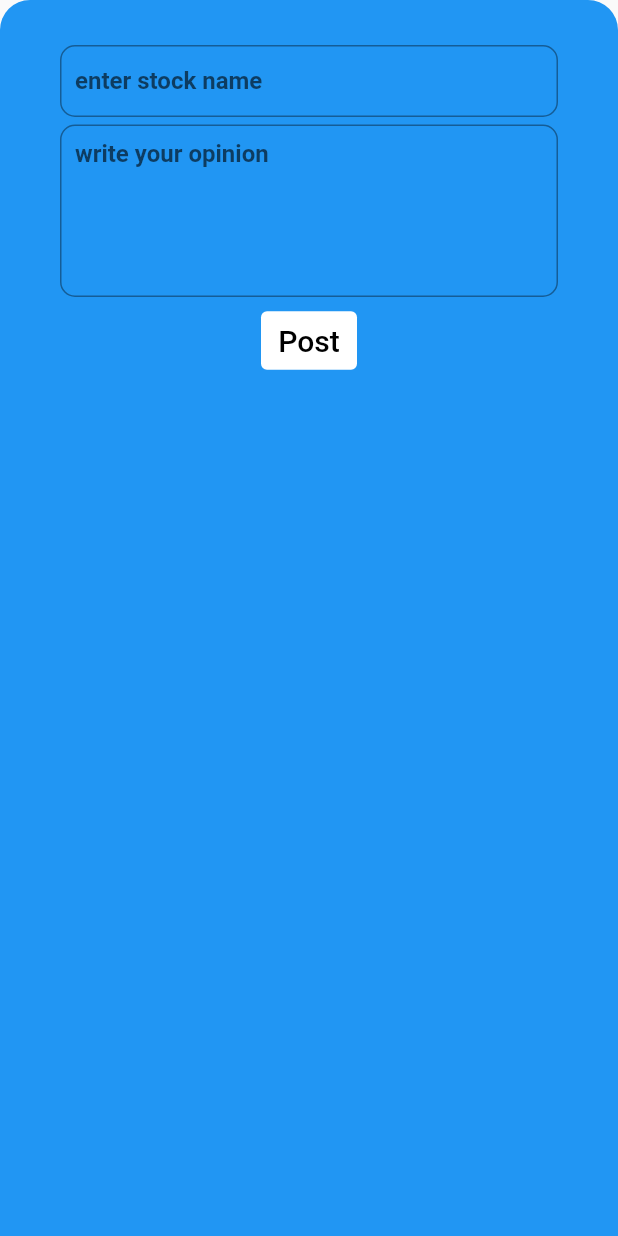
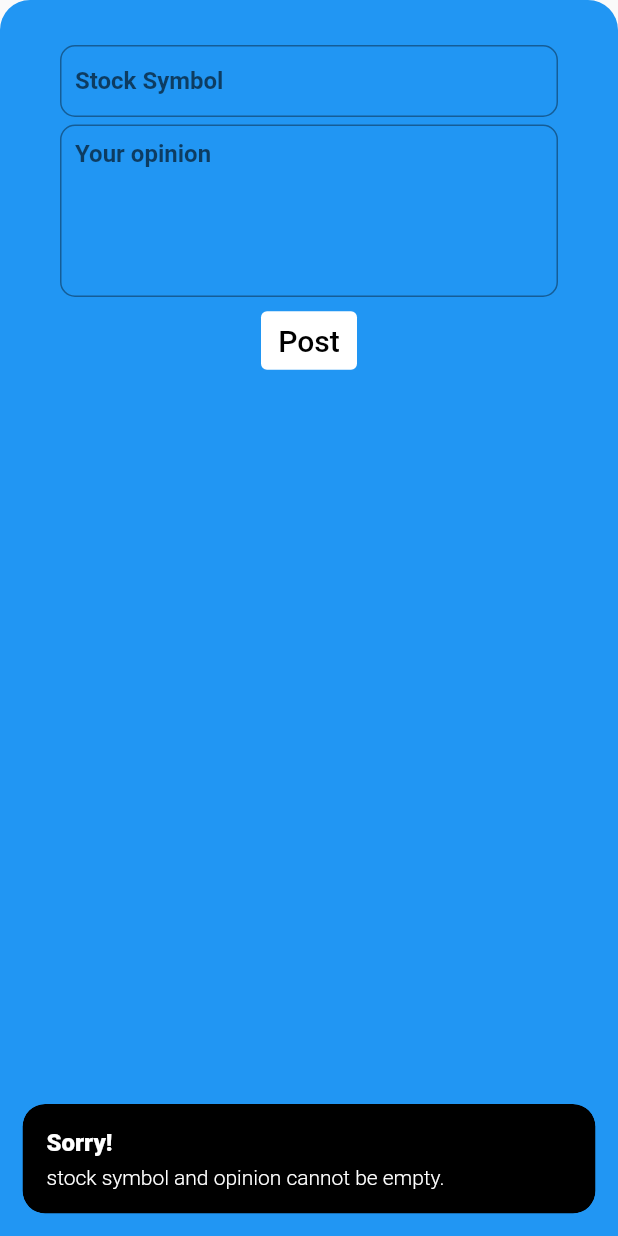
Before and after one commit to aminscipy/finance_forum, a Flutter app: the CreatePost widget shown alone on an empty page, opened directly, after a tap on "Post", on a phone screen of 412 x 824 dp. Run offline on Flutter 3.47's test engine with Material 2 defaults, Android fonts, the light colour scheme and no system bars; our stand-ins replace cloud_firestore, firebase_auth, firebase_core, firebase_storage, get, iconsax and 1 more; missing offline and left inert: yahoofin; accounts and stored records are empty; network calls fail.

Commit message:
new posts can be added to database

```diff
--- a/lib/constants.dart
+++ b/lib/constants.dart
@@ -34,6 +34,7 @@ class TextInputField extends StatelessWidget {
     return Padding(
         padding: const EdgeInsets.symmetric(horizontal: 50, vertical: 10),
         child: TextField(
+            maxLength: 25,
             onChanged: onChanged,
             keyboardType: textInputType,
             cursorColor: Colors.red,
--- a/lib/controllers/auth_controller.dart
+++ b/lib/controllers/auth_controller.dart
@@ -104,7 +104,8 @@ class AuthController extends ChangeNotifier {
         'dob': dob,
         'followers': [],
         'following': [],
-        'profilePic': ''
+        'profilePic': '',
+        'posts': []
       });
       Get.close(1);
       getSnackBar('You are all set!', 'Start exlporing or add your own post');
--- /dev/null
+++ b/lib/controllers/post_controller.dart
@@ -0,0 +1,55 @@
+import 'package:cloud_firestore/cloud_firestore.dart';
+import 'package:finance_forum/constants.dart';
+import 'package:finance_forum/controllers/profile_controller.dart';
+import 'package:firebase_auth/firebase_auth.dart';
+import 'package:flutter/material.dart';
+import 'package:get/get.dart';
+
+class PostController extends ChangeNotifier {
+  String symbol = '';
+  String opinion = '';
+  Future<void> post() async {
+    loading();
+    String? phoneNumber = FirebaseAuth.instance.currentUser!.phoneNumber;
+    if (symbol != '' && opinion != '') {
+      await FirebaseFirestore.instance.collection('posts').add({
+        'owner': phoneNumber,
+        'symbol': symbol,
+        'opinion': opinion,
+        'price when posted': null,
+        'likes': [],
+        'dislikes': [],
+        'comments': [],
+        'share': [],
+        "timestamp": FieldValue.serverTimestamp()
+      }).then((documentSnapshot) => FirebaseFirestore.instance
+              .collection('users')
+              .doc(phoneNumber)
+              .update({
+            'posts': FieldValue.arrayUnion([documentSnapshot.id])
+          }));
+      Get.close(1);
+      getSnackBar('Done!', 'Your post is uploaded.');
+    } else {
+      Get.close(1);
+      getSnackBar('Sorry!', 'stock symbol and opinion cannot be empty.');
+    }
+    notifyListeners();
+  }
+
+  int postListLength = 0;
+  DocumentSnapshot<Map<String, dynamic>>? snapshot;
+  bool snapEmpty = true;
+  getPostData({index}) async {
+    postListLength =
+        await FirebaseFirestore.instance.collection('posts').snapshots().length;
+    print(postListLength);
+    await FirebaseFirestore.instance.disableNetwork();
+    await FirebaseFirestore.instance.enableNetwork();
+    final data =
+        await FirebaseFirestore.instance.collection("posts").doc(index).get();
+    snapshot = data;
+    snapEmpty = false;
+    notifyListeners();
+  }
+}
--- a/lib/controllers/profile_controller.dart
+++ b/lib/controllers/profile_controller.dart
@@ -32,11 +32,11 @@ class ProfileController extends ChangeNotifier {
       Reference reference = storage.ref().child(
           "photos/profile pictures/${FirebaseAuth.instance.currentUser!.phoneNumber}");
       UploadTask uploadTask = reference.putFile((i.File(profileImage!.path)));
-      String location = await uploadTask.snapshot.ref.getDownloadURL();
+      String profileUrl = await uploadTask.snapshot.ref.getDownloadURL();
       await FirebaseFirestore.instance
           .collection('users')
           .doc(FirebaseAuth.instance.currentUser!.phoneNumber)
-          .update({'profilePic': location});
+          .update({'profilePic': profileUrl});
       Get.close(1);
     } catch (e) {
       'image not selected';
@@ -55,6 +55,7 @@ class ProfileController extends ChangeNotifier {
           Padding(
             padding: const EdgeInsets.symmetric(horizontal: 20.0),
             child: TextField(
+              maxLength: 25,
               cursorColor: Colors.black,
               textAlign: TextAlign.center,
               decoration: InputDecoration(
--- a/lib/main.dart
+++ b/lib/main.dart
@@ -1,5 +1,6 @@
 import 'package:finance_forum/controllers/auth_controller.dart';
 import 'package:finance_forum/controllers/add_stock_controller.dart';
+import 'package:finance_forum/controllers/post_controller.dart';
 import 'package:flutter/material.dart';
 import 'package:provider/provider.dart';
 import 'package:firebase_core/firebase_core.dart';
@@ -17,7 +18,9 @@ void main() async {
       create: (context) => ProfileController(),
     ),
     ChangeNotifierProvider<AddStockController>(
-        create: (context) => AddStockController())
+        create: (context) => AddStockController()),
+    ChangeNotifierProvider<PostController>(
+        create: (context) => PostController())
   ], builder: (context, child) => const MyApp()));
 }
 
--- a/lib/views/create_post.dart
+++ b/lib/views/create_post.dart
@@ -1,11 +1,14 @@
+import 'package:finance_forum/controllers/post_controller.dart';
 import 'package:flutter/material.dart';
+import 'package:provider/provider.dart';
 
 class CreatePost extends StatelessWidget {
   const CreatePost({super.key});
 
   @override
   Widget build(BuildContext context) {
-    return Container(
+    return Consumer<PostController>(
+      builder: (context, postController, child) => Container(
         padding: const EdgeInsets.all(30),
         decoration: BoxDecoration(
             color: Theme.of(context).primaryColor,
@@ -24,8 +27,10 @@ class CreatePost extends StatelessWidget {
                       borderRadius: BorderRadius.all(
                     Radius.circular(10),
                   )),
-                hintText: 'enter stock name'),
-            onChanged: (value) {},
+                  hintText: 'Stock Symbol'),
+              onChanged: (value) {
+                postController.symbol = value;
+              },
               style: const TextStyle(
                   color: Colors.white, fontWeight: FontWeight.w600),
             ),
@@ -45,8 +50,10 @@ class CreatePost extends StatelessWidget {
                       borderRadius: BorderRadius.all(
                     Radius.circular(10),
                   )),
-                hintText: 'write your opinion'),
-            onChanged: (value) {},
+                  hintText: 'Your opinion'),
+              onChanged: (value) {
+                postController.opinion = value;
+              },
               style: const TextStyle(
                   color: Colors.white, fontWeight: FontWeight.w600),
             ),
@@ -55,7 +62,9 @@ class CreatePost extends StatelessWidget {
             height: 5,
           ),
           TextButton(
-          onPressed: () {},
+            onPressed: () {
+              postController.post();
+            },
             style: TextButton.styleFrom(backgroundColor: Colors.white),
             child: const Text(
               'Post',
@@ -63,6 +72,7 @@ class CreatePost extends StatelessWidget {
             ),
           )
         ]),
+      ),
     );
   }
 }
```
Also changed, not shown: lib/views/home.dart (+34 -19 lines). Lines whose indentation alone changed are shown as unchanged.
